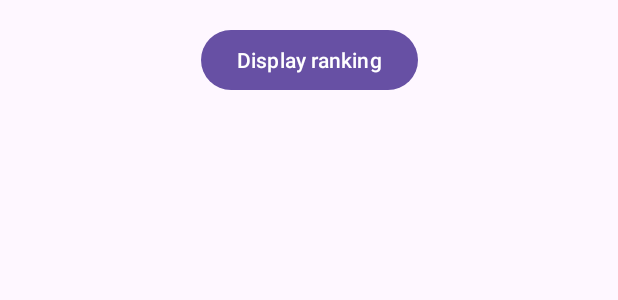
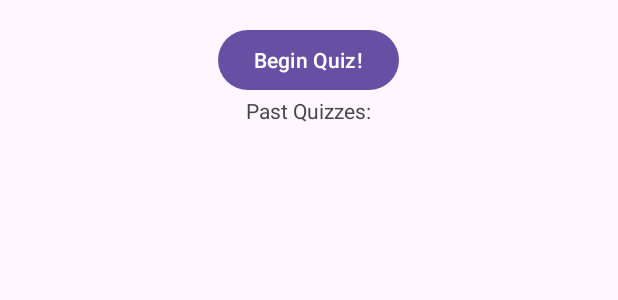
Before and after one commit to cmj01059/CountryQuiz, an Android app: the layout activity_main.xml on its own in the app's theme, with its tools: preview values and no code run, on a phone screen of 412 x 824 dp. Shown: the top 300 px of the screen. Run offline under Robolectric (Android 15) with nearby library versions, the phone set to English and light mode, and no system bars.

Commit message:
quiz randomization and data structure

```diff
--- /dev/null
+++ b/app/src/main/java/edu/uga/cs/countryquiz/QuizFragment.java
@@ -0,0 +1,4 @@
+package edu.uga.cs.countryquiz;
+
+public class QuizFragment {
+}
--- a/app/src/main/res/layout/activity_main.xml
+++ b/app/src/main/res/layout/activity_main.xml
@@ -1,9 +1,11 @@
 <?xml version="1.0" encoding="utf-8"?>
-<androidx.constraintlayout.widget.ConstraintLayout xmlns:android="http://schemas.android.com/apk/res/android"
+<LinearLayout xmlns:android="http://schemas.android.com/apk/res/android"
     xmlns:app="http://schemas.android.com/apk/res-auto"
     xmlns:tools="http://schemas.android.com/tools"
     android:layout_width="match_parent"
     android:layout_height="match_parent"
+    android:gravity="center_horizontal|top"
+    android:orientation="vertical"
     tools:context=".MainActivity">
 
     <Button
@@ -11,30 +13,17 @@
         android:layout_width="wrap_content"
         android:layout_height="wrap_content"
         android:layout_marginTop="16dp"
-        android:text="Display ranking"
-        app:layout_constraintEnd_toEndOf="parent"
-        app:layout_constraintStart_toStartOf="parent"
-        app:layout_constraintTop_toTopOf="parent"
-        app:layout_constraintVertical_chainStyle="packed" />
+        android:text="Begin Quiz!" />
+
+    <TextView
+        android:id="@+id/textView"
+        android:layout_width="wrap_content"
+        android:layout_height="wrap_content"
+        android:text="Past Quizzes:" />
 
     <ScrollView
-        android:id="@+id/scrollView1"
-        android:layout_width="wrap_content"
-        android:layout_height="wrap_content"
-        android:layout_alignParentLeft="true"
-        app:layout_constraintBottom_toBottomOf="parent"
-        app:layout_constraintHorizontal_bias="0.4"
-        app:layout_constraintLeft_toLeftOf="parent"
-        app:layout_constraintRight_toRightOf="parent"
-        app:layout_constraintTop_toBottomOf="@+id/button">
+        android:id="@+id/scrollView"
+        android:layout_width="match_parent"
+        android:layout_height="match_parent" />
 
-        <TableLayout
-            android:id="@+id/table_main"
-            android:layout_width="wrap_content"
-            android:layout_height="wrap_content"
-            android:layout_centerHorizontal="true"
-            android:layout_marginLeft="10dp"></TableLayout>
-
-    </ScrollView>
-
-</androidx.constraintlayout.widget.ConstraintLayout>
+</LinearLayout>
```
Also changed, not shown: app/src/main/java/edu/uga/cs/countryquiz/Question.java (added, +37 -0 lines), app/src/main/java/edu/uga/cs/countryquiz/Quiz.java (added, +48 -0 lines).
